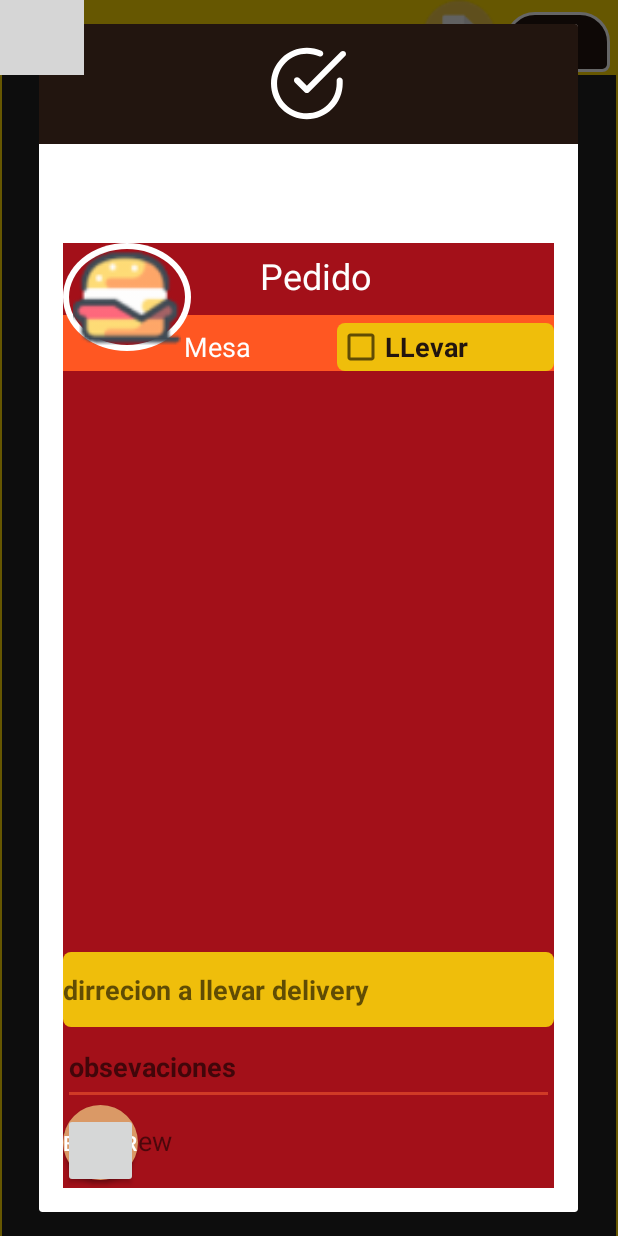
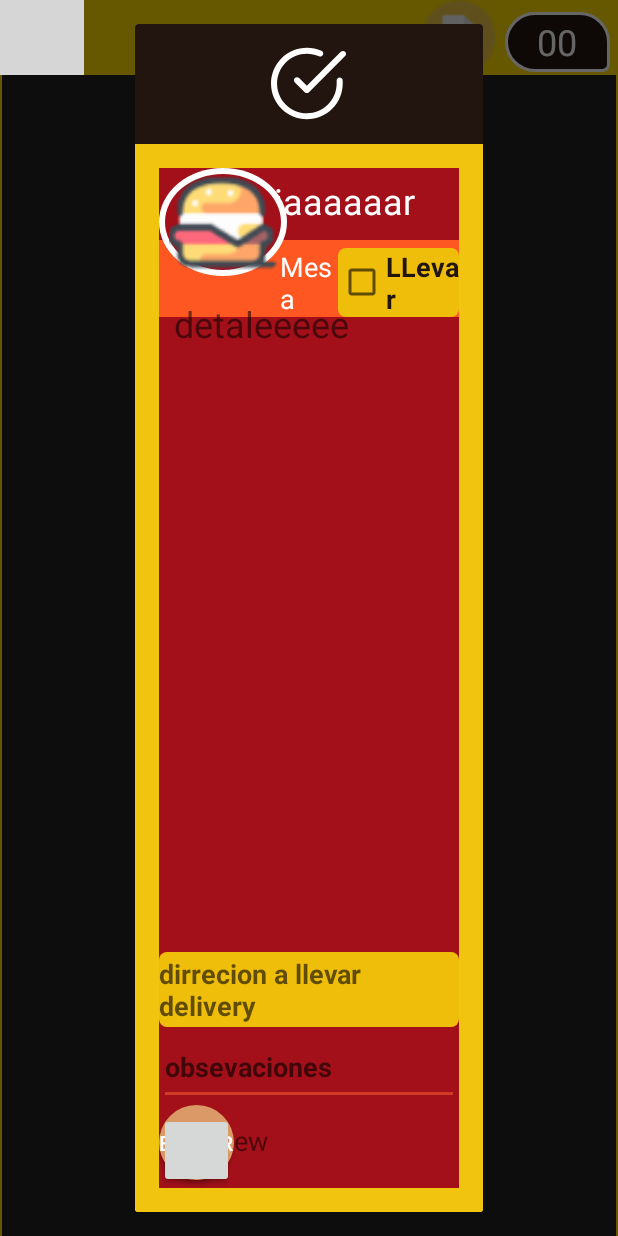
Before and after one commit to vmanriquec/comandaplus2112, an Android app: the fragment Maestraproductos shown on its own in the app's theme, after a tap on an icon or button, on a phone screen of 412 x 824 dp. Run offline under Robolectric (Android 15) with nearby library versions, the phone set to English and light mode, and no system bars; our stand-ins replace ButterKnife, Picasso; libraries missing offline, so code that uses them is left out: com.cocosw.bottomsheet, io.realm, jp.wasabeef.picasso; pictures from the network do not load; 10 statements that could not run were skipped; grey boxes are pictures that could not be loaded.

Commit message:
dialog custom

```diff
--- a/app/src/main/java/com/example/comandaplus/Maestraproductos.java
+++ b/app/src/main/java/com/example/comandaplus/Maestraproductos.java
@@ -1,6 +1,7 @@
 package com.example.comandaplus;
 
 import android.app.AlertDialog;
+import android.app.Dialog;
 import android.content.BroadcastReceiver;
 import android.content.Context;
 import android.content.DialogInterface;
@@ -21,6 +22,8 @@ import android.view.LayoutInflater;
 import android.view.MotionEvent;
 import android.view.View;
 import android.view.ViewGroup;
+import android.view.Window;
+import android.widget.Button;
 import android.widget.ImageButton;
 import android.widget.ImageView;
 import android.widget.TextView;
@@ -203,15 +206,16 @@ for (int w=0;w<ee.size();w++){
 
                 .show();
 */
-showCustomDialog();
+       xxx();
+
     }
+
     private void showCustomDialog() {
         //before inflating the custom alert dialog layout, we will get the current activity viewgroup
         ViewGroup viewGroup = view.findViewById(android.R.id.content);
 
         //then we will inflate the custom alert dialog xml that we created
         View dialogView = LayoutInflater.from(getContext()).inflate(R.layout.my_dialog, viewGroup, false);
-
 
         //Now we need an AlertDialog.Builder object
         AlertDialog.Builder builder = new AlertDialog.Builder(getContext());
@@ -355,7 +359,26 @@ showCustomDialog();
         }
 
     }
+private void xxx() {
+      Dialog   dialog = new Dialog(getContext());
+        dialog.requestWindowFeature(Window.FEATURE_NO_TITLE);
+        dialog.setContentView(R.layout.my_dialog);
+        dialog.show();
 
 
+        TextView tv_message = (TextView) dialog.findViewById(R.id.txtenviar);
 
+        tv_message.setText("enviaaaaaar");
+
+        TextView etalle = (TextView) dialog.findViewById(R.id.txtdetalle);
+    etalle.setText("detaleeeee");
+    Button bt_yes = (Button) dialog.findViewById(R.id.buttonOk);
+        bt_yes.setOnClickListener(new View.OnClickListener() {
+            @Override
+            public void onClick(View v) {
+                dialog.show();
+            }
+        });
+
+    }
 }
--- a/app/src/main/java/com/example/comandaplus/adapter/Adaptadormaestraproducto.java
+++ b/app/src/main/java/com/example/comandaplus/adapter/Adaptadormaestraproducto.java
@@ -174,12 +174,6 @@ this.cantidadtarjeta=(TextView) v.findViewById(R.id.cantidadtarjeta);
 viewHolder.cremas.setOnClickListener(new View.OnClickListener() {
     @Override
     public void onClick(View v) {
-        new BottomSheet.Builder(mainContext, R.style.BottomSheet_Dialog)
-                .title("Pedido de la mesa....")
-                .icon(R.drawable.burger)
-                .sheet(1, "oo")
-
-                .show();
 
     }
 });
--- a/app/src/main/res/layout/my_dialog.xml
+++ b/app/src/main/res/layout/my_dialog.xml
@@ -20,6 +20,7 @@
     <LinearLayout
         android:layout_width="match_parent"
         android:layout_height="wrap_content"
+        android:background="@color/fbutton_color_sun_flower"
         android:orientation="vertical"
         android:padding="16dp">
 
@@ -29,7 +30,6 @@
             android:layout_height="match_parent"
             android:background="@android:color/transparent"
             android:orientation="vertical"
-            android:paddingTop="50dp"
             android:weightSum="1">
 
             <RelativeLayout
@@ -159,8 +159,7 @@
                     android:layout_width="50dp"
                     android:layout_height="50dp"
 
-                    android:layout_alignParentBottom="true"
-                    />
+                    android:layout_alignParentBottom="true" />
 
                 <TextView
                     android:id="@+id/txtdetalle"
@@ -190,7 +189,7 @@
             android:id="@+id/buttonOk"
             android:layout_width="200dp"
             android:layout_height="wrap_content"
-            android:layout_gravity="center"
+            android:layout_gravity="center|right"
             android:layout_marginTop="15dp"
             android:background="@drawable/button_background"
             android:text="Ok"
--- a/app/src/main/res/values/colors.xml
+++ b/app/src/main/res/values/colors.xml
@@ -45,7 +45,7 @@
     <color name="fbutton_color_wisteria">#8e44ad</color>
     <color name="fbutton_color_wet_asphalt">#34495e</color>
     <color name="fbutton_color_midnight_blue">#2C3E50</color>
-    <color name="fbutton_color_sun_flower">#f1c40f</color>
+    <color name="fbutton_color_sun_flower">#F1C40F</color>
     <color name="fbutton_color_orange">#f39c12</color>
     <color name="fbutton_color_carrot">#e67e22</color>
     <color name="fbutton_color_pumpkin">#d35400</color>
@@ -53,7 +53,7 @@
     <color name="fbutton_color_pomegranate">#c0392b</color>
     <color name="fondito">#a31019</color>
     <color name="colorprincipal">#a31019</color>
-    <color name="colorprincipalamarillo">#fdc000</color>
+    <color name="colorprincipalamarillo">#FDC000</color>
     <color name="fondito2">#EF5350</color>
     <color name="fbutton_color_clouds">#ecf0f1</color>
     <color name="fbutton_color_silver">#bdc3c7</color>
```
